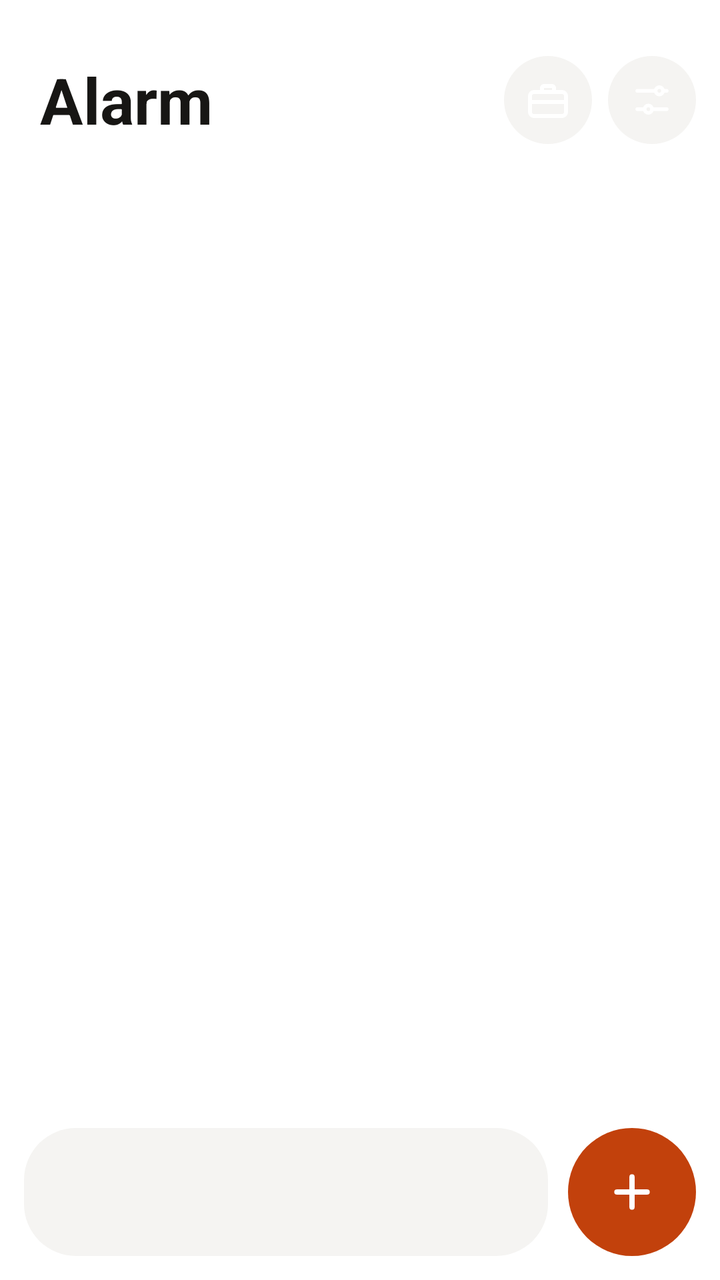
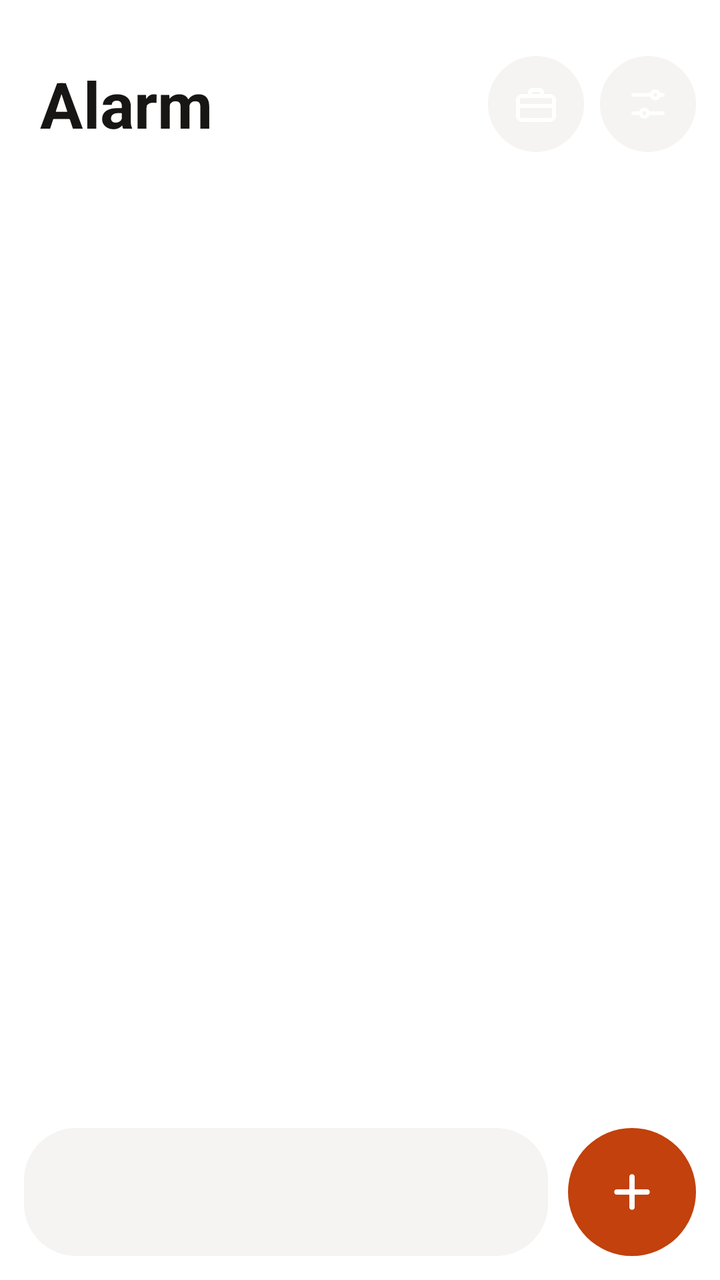

An Android layout rendered at two revisions. The XML below is the earlier revision; the diff shows what the commit changed to produce the second picture.
<!-- AndroidManifest.xml: application theme Theme.Saat -->
<!-- res/layout/activity_main.xml -->
<?xml version="1.0" encoding="utf-8"?>
<FrameLayout xmlns:android="http://schemas.android.com/apk/res/android"
    xmlns:app="http://schemas.android.com/apk/res-auto"
    android:layout_width="match_parent"
    android:layout_height="match_parent"
    android:background="@color/zemin"
    android:fitsSystemWindows="true">

    <LinearLayout
        android:layout_width="match_parent"
        android:layout_height="match_parent"
        android:orientation="vertical">

        <LinearLayout
            android:layout_width="match_parent"
            android:layout_height="wrap_content"
            android:gravity="center_vertical"
            android:orientation="horizontal"
            android:paddingLeft="20dp"
            android:paddingTop="28dp"
            android:paddingRight="12dp">

            <TextView
                android:id="@+id/baslik"
                android:layout_width="0dp"
                android:layout_height="wrap_content"
                android:layout_weight="1"
                android:text="@string/alarm"
                android:textColor="@color/metin"
                android:textSize="32sp"
                android:textStyle="bold" />

            <ImageButton
                android:id="@+id/btnTatil"
                android:layout_width="44dp"
                android:layout_height="44dp"
                android:layout_marginRight="8dp"
                android:background="@drawable/bg_daire"
                android:backgroundTint="@color/kart"
                android:contentDescription="@string/tatil_modu"
                android:src="@drawable/ic_tatil"
                app:tint="@color/metin" />

            <ImageButton
                android:id="@+id/btnAyarlar"
                android:layout_width="44dp"
                android:layout_height="44dp"
                android:background="@drawable/bg_daire"
                android:backgroundTint="@color/kart"
                android:contentDescription="@string/ayarlar"
                android:src="@drawable/ic_ayarlar"
                app:tint="@color/metin" />
        </LinearLayout>

        <TextView
            android:id="@+id/altBaslik"
            android:layout_width="match_parent"
            android:layout_height="wrap_content"
            android:layout_marginTop="4dp"
            android:paddingLeft="20dp"
            android:paddingRight="20dp"
            android:textColor="@color/metin_ikincil"
            android:textSize="15sp" />

        
        <TextView
            android:id="@+id/tatilSeridi"
            android:layout_width="match_parent"
            android:layout_height="wrap_content"
            android:layout_marginLeft="20dp"
            android:layout_marginTop="14dp"
            android:layout_marginRight="20dp"
            android:background="@drawable/bg_kart"
            android:drawableLeft="@drawable/ic_tatil_kucuk"
            android:drawablePadding="10dp"
            android:gravity="center_vertical"
            android:minHeight="48dp"
            android:paddingLeft="14dp"
            android:paddingTop="10dp"
            android:paddingRight="14dp"
            android:paddingBottom="10dp"
            android:textColor="@color/metin"
            android:textSize="14sp"
            android:visibility="gone" />

        <LinearLayout
            android:id="@+id/uyariSeridi"
            android:layout_width="match_parent"
            android:layout_height="wrap_content"
            android:layout_marginLeft="20dp"
            android:layout_marginTop="14dp"
            android:layout_marginRight="20dp"
            android:background="@drawable/bg_uyari"
            android:gravity="center_vertical"
            android:minHeight="48dp"
            android:orientation="horizontal"
            android:paddingLeft="14dp"
            android:paddingRight="14dp"
            android:visibility="gone">

            <ImageView
                android:layout_width="20dp"
                android:layout_height="20dp"
                android:importantForAccessibility="no"
                android:src="@drawable/ic_unlem"
                app:tint="@color/tehlike" />

            <TextView
                android:id="@+id/uyariMetin"
                android:layout_width="0dp"
                android:layout_height="wrap_content"
                android:layout_marginLeft="10dp"
                android:layout_marginRight="10dp"
                android:layout_weight="1"
                android:paddingTop="10dp"
                android:paddingBottom="10dp"
                android:textColor="@color/uyari_metin"
                android:textSize="14sp" />

            <TextView
                android:layout_width="wrap_content"
                android:layout_height="wrap_content"
                android:text="@string/duzelt"
                android:textColor="@color/tehlike"
                android:textSize="14sp"
                android:textStyle="bold" />
        </LinearLayout>

        <FrameLayout
            android:layout_width="match_parent"
            android:layout_height="0dp"
            android:layout_weight="1"
            android:clipToPadding="false">

            <ScrollView
                android:id="@+id/kaydirici"
                android:layout_width="match_parent"
                android:layout_height="match_parent"
                android:clipToPadding="false"
                android:paddingLeft="20dp"
                android:paddingTop="16dp"
                android:paddingRight="20dp"
                android:paddingBottom="104dp">

                <LinearLayout
                    android:id="@+id/alarmListesi"
                    android:layout_width="match_parent"
                    android:layout_height="wrap_content"
                    android:orientation="vertical" />
            </ScrollView>

            <include layout="@layout/sekme_dunya" />

            <include layout="@layout/sekme_kronometre" />

            <include layout="@layout/sekme_zamanlayici" />

            <include
                android:id="@+id/bosDurum"
                layout="@layout/bos_durum"
                android:layout_width="match_parent"
                android:layout_height="wrap_content"
                android:layout_gravity="center"
                android:layout_marginBottom="64dp" />

            <View
                android:layout_width="match_parent"
                android:layout_height="104dp"
                android:layout_gravity="bottom"
                android:background="@drawable/bg_alt_sis"
                android:importantForAccessibility="no" />

            
            <LinearLayout
                android:layout_width="match_parent"
                android:layout_height="64dp"
                android:layout_gravity="bottom"
                android:layout_marginLeft="12dp"
                android:layout_marginRight="12dp"
                android:layout_marginBottom="12dp"
                android:gravity="center_vertical"
                android:orientation="horizontal">

                <LinearLayout
                    android:id="@+id/sekmeler"
                    android:layout_width="0dp"
                    android:layout_height="64dp"
                    android:layout_weight="1"
                    android:background="@drawable/bg_arac_cubugu"
                    android:gravity="center_vertical"
                    android:orientation="horizontal"
                    android:paddingLeft="6dp"
                    android:paddingRight="6dp" />

                <ImageButton
                    android:id="@+id/btnYeni"
                    android:layout_width="64dp"
                    android:layout_height="64dp"
                    android:layout_marginLeft="10dp"
                    android:background="@drawable/bg_nav_orta"
                    android:contentDescription="@string/yeni_alarm"
                    android:src="@drawable/ic_arti" />
            </LinearLayout>
        </FrameLayout>
    </LinearLayout>
</FrameLayout>
<!-- res/layout/sekme_dunya.xml (included above) -->
<?xml version="1.0" encoding="utf-8"?>
<ScrollView xmlns:android="http://schemas.android.com/apk/res/android"
    android:id="@+id/sekmeDunya"
    android:layout_width="match_parent"
    android:layout_height="match_parent"
    android:clipToPadding="false"
    android:paddingLeft="20dp"
    android:paddingTop="8dp"
    android:paddingRight="20dp"
    android:paddingBottom="104dp"
    android:visibility="gone">

    <LinearLayout
        android:layout_width="match_parent"
        android:layout_height="wrap_content"
        android:orientation="vertical">

        <TextClock
            android:id="@+id/dunyaYerelSaat"
            android:layout_width="match_parent"
            android:layout_height="wrap_content"
            android:fontFeatureSettings="tnum"
            android:gravity="center"
            android:includeFontPadding="false"
            android:textColor="@color/metin"
            android:textSize="64sp" />

        <TextClock
            android:id="@+id/dunyaYerelTarih"
            android:layout_width="match_parent"
            android:layout_height="wrap_content"
            android:layout_marginTop="4dp"
            android:format12Hour="EEEE, d MMMM"
            android:format24Hour="EEEE, d MMMM"
            android:gravity="center"
            android:textColor="@color/metin_ikincil"
            android:textSize="15sp" />

        <LinearLayout
            android:id="@+id/dunyaListesi"
            android:layout_width="match_parent"
            android:layout_height="wrap_content"
            android:layout_marginTop="24dp"
            android:orientation="vertical" />
    </LinearLayout>
</ScrollView>
<!-- res/layout/sekme_kronometre.xml (included above) -->
<?xml version="1.0" encoding="utf-8"?>
<LinearLayout xmlns:android="http://schemas.android.com/apk/res/android"
    android:id="@+id/sekmeKronometre"
    android:layout_width="match_parent"
    android:layout_height="match_parent"
    android:orientation="vertical"
    android:paddingLeft="20dp"
    android:paddingRight="20dp"
    android:visibility="gone">

    <TextView
        android:id="@+id/kronoSure"
        android:layout_width="match_parent"
        android:layout_height="wrap_content"
        android:layout_marginTop="36dp"
        android:fontFeatureSettings="tnum"
        android:gravity="center"
        android:includeFontPadding="false"
        android:text="00:00.0"
        android:textColor="@color/metin"
        android:textSize="68sp" />

    <LinearLayout
        android:layout_width="match_parent"
        android:layout_height="wrap_content"
        android:layout_marginTop="28dp"
        android:gravity="center"
        android:orientation="horizontal">

        <TextView
            android:id="@+id/kronoSol"
            android:layout_width="96dp"
            android:layout_height="96dp"
            android:background="@drawable/bg_daire"
            android:backgroundTint="@color/kart"
            android:gravity="center"
            android:textColor="@color/metin"
            android:textSize="16sp"
            android:textStyle="bold" />

        <TextView
            android:id="@+id/kronoSag"
            android:layout_width="96dp"
            android:layout_height="96dp"
            android:layout_marginLeft="48dp"
            android:background="@drawable/bg_daire"
            android:gravity="center"
            android:textSize="16sp"
            android:textStyle="bold" />
    </LinearLayout>

    <ScrollView
        android:layout_width="match_parent"
        android:layout_height="0dp"
        android:layout_marginTop="24dp"
        android:layout_weight="1"
        android:clipToPadding="false"
        android:paddingBottom="104dp">

        <LinearLayout
            android:id="@+id/kronoTurlar"
            android:layout_width="match_parent"
            android:layout_height="wrap_content"
            android:orientation="vertical" />
    </ScrollView>
</LinearLayout>
<!-- res/layout/sekme_zamanlayici.xml (included above) -->
<?xml version="1.0" encoding="utf-8"?>
<FrameLayout xmlns:android="http://schemas.android.com/apk/res/android"
    android:id="@+id/sekmeZamanlayici"
    android:layout_width="match_parent"
    android:layout_height="match_parent"
    android:visibility="gone">

    <LinearLayout
        android:id="@+id/zamanGiris"
        android:layout_width="match_parent"
        android:layout_height="match_parent"
        android:gravity="center_horizontal"
        android:orientation="vertical"
        android:paddingBottom="96dp">

        <TextView
            android:id="@+id/zamanGosterge"
            android:layout_width="match_parent"
            android:layout_height="wrap_content"
            android:layout_marginTop="20dp"
            android:fontFeatureSettings="tnum"
            android:gravity="center"
            android:textColor="@color/metin"
            android:textSize="52sp" />

        <LinearLayout
            android:layout_width="match_parent"
            android:layout_height="wrap_content"
            android:layout_marginTop="10dp"
            android:gravity="center"
            android:orientation="horizontal">

            <TextView
                android:id="@+id/tus1"
                android:layout_width="72dp"
                android:layout_height="64dp"
                android:layout_marginLeft="12dp"
                android:layout_marginRight="12dp"
                android:background="@drawable/bg_chip"
                android:gravity="center"
                android:text="1"
                android:textColor="@color/metin"
                android:textSize="24sp" />

            <TextView
                android:id="@+id/tus2"
                android:layout_width="72dp"
                android:layout_height="64dp"
                android:layout_marginLeft="12dp"
                android:layout_marginRight="12dp"
                android:background="@drawable/bg_chip"
                android:gravity="center"
                android:text="2"
                android:textColor="@color/metin"
                android:textSize="24sp" />

            <TextView
                android:id="@+id/tus3"
                android:layout_width="72dp"
                android:layout_height="64dp"
                android:layout_marginLeft="12dp"
                android:layout_marginRight="12dp"
                android:background="@drawable/bg_chip"
                android:gravity="center"
                android:text="3"
                android:textColor="@color/metin"
                android:textSize="24sp" />
        </LinearLayout>

        <LinearLayout
            android:layout_width="match_parent"
            android:layout_height="wrap_content"
            android:layout_marginTop="10dp"
            android:gravity="center"
            android:orientation="horizontal">

            <TextView
                android:id="@+id/tus4"
                android:layout_width="72dp"
                android:layout_height="64dp"
                android:layout_marginLeft="12dp"
                android:layout_marginRight="12dp"
                android:background="@drawable/bg_chip"
                android:gravity="center"
                android:text="4"
                android:textColor="@color/metin"
                android:textSize="24sp" />

            <TextView
                android:id="@+id/tus5"
                android:layout_width="72dp"
                android:layout_height="64dp"
                android:layout_marginLeft="12dp"
                android:layout_marginRight="12dp"
                android:background="@drawable/bg_chip"
                android:gravity="center"
                android:text="5"
                android:textColor="@color/metin"
                android:textSize="24sp" />

            <TextView
                android:id="@+id/tus6"
                android:layout_width="72dp"
                android:layout_height="64dp"
                android:layout_marginLeft="12dp"
                android:layout_marginRight="12dp"
                android:background="@drawable/bg_chip"
                android:gravity="center"
                android:text="6"
                android:textColor="@color/metin"
                android:textSize="24sp" />
        </LinearLayout>

        <LinearLayout
            android:layout_width="match_parent"
            android:layout_height="wrap_content"
            android:layout_marginTop="10dp"
            android:gravity="center"
            android:orientation="horizontal">

            <TextView
                android:id="@+id/tus7"
                android:layout_width="72dp"
                android:layout_height="64dp"
                android:layout_marginLeft="12dp"
                android:layout_marginRight="12dp"
                android:background="@drawable/bg_chip"
                android:gravity="center"
                android:text="7"
                android:textColor="@color/metin"
                android:textSize="24sp" />

            <TextView
                android:id="@+id/tus8"
                android:layout_width="72dp"
                android:layout_height="64dp"
                android:layout_marginLeft="12dp"
                android:layout_marginRight="12dp"
                android:background="@drawable/bg_chip"
                android:gravity="center"
                android:text="8"
                android:textColor="@color/metin"
                android:textSize="24sp" />

            <TextView
                android:id="@+id/tus9"
                android:layout_width="72dp"
                android:layout_height="64dp"
                android:layout_marginLeft="12dp"
                android:layout_marginRight="12dp"
                android:background="@drawable/bg_chip"
                android:gravity="center"
                android:text="9"
                android:textColor="@color/metin"
                android:textSize="24sp" />
        </LinearLayout>

        <LinearLayout
            android:layout_width="match_parent"
            android:layout_height="wrap_content"
            android:layout_marginTop="10dp"
            android:gravity="center"
            android:orientation="horizontal">

            <TextView
                android:id="@+id/tus00"
                android:layout_width="72dp"
                android:layout_height="64dp"
                android:layout_marginLeft="12dp"
                android:layout_marginRight="12dp"
                android:background="@drawable/bg_chip"
                android:gravity="center"
                android:text="00"
                android:textColor="@color/metin"
                android:textSize="24sp" />

            <TextView
                android:id="@+id/tus0"
                android:layout_width="72dp"
                android:layout_height="64dp"
                android:layout_marginLeft="12dp"
                android:layout_marginRight="12dp"
                android:background="@drawable/bg_chip"
                android:gravity="center"
                android:text="0"
                android:textColor="@color/metin"
                android:textSize="24sp" />

            <TextView
                android:id="@+id/tusSil"
                android:layout_width="72dp"
                android:layout_height="64dp"
                android:layout_marginLeft="12dp"
                android:layout_marginRight="12dp"
                android:background="@drawable/bg_chip"
                android:gravity="center"
                android:text="⌫"
                android:textColor="@color/metin"
                android:textSize="24sp" />
        </LinearLayout>

        <TextView
            android:id="@+id/zamanBaslat"
            android:layout_width="match_parent"
            android:layout_height="56dp"
            android:layout_marginLeft="20dp"
            android:layout_marginTop="18dp"
            android:layout_marginRight="20dp"
            android:background="@drawable/bg_pill_buton"
            android:gravity="center"
            android:textSize="16sp"
            android:textStyle="bold" />
    </LinearLayout>

    <ScrollView
        android:id="@+id/zamanKaydirici"
        android:layout_width="match_parent"
        android:layout_height="match_parent"
        android:clipToPadding="false"
        android:paddingLeft="20dp"
        android:paddingTop="16dp"
        android:paddingRight="20dp"
        android:paddingBottom="104dp">

        <LinearLayout
            android:id="@+id/zamanListesi"
            android:layout_width="match_parent"
            android:layout_height="wrap_content"
            android:orientation="vertical" />
    </ScrollView>
</FrameLayout>
<!-- res/layout/bos_durum.xml (included above) -->
<?xml version="1.0" encoding="utf-8"?>
<LinearLayout xmlns:android="http://schemas.android.com/apk/res/android"
    android:id="@+id/bosDurum"
    android:layout_width="match_parent"
    android:layout_height="wrap_content"
    android:layout_gravity="center"
    android:gravity="center_horizontal"
    android:orientation="vertical"
    android:paddingLeft="24dp"
    android:paddingRight="24dp"
    android:visibility="gone">

    <ImageView
        android:id="@+id/bosIkon"
        android:layout_width="64dp"
        android:layout_height="64dp"
        android:background="@drawable/bg_bos_ikon"
        android:importantForAccessibility="no"
        android:padding="18dp" />

    <TextView
        android:id="@+id/bosBaslik"
        android:layout_width="wrap_content"
        android:layout_height="wrap_content"
        android:layout_marginTop="16dp"
        android:gravity="center"
        android:textColor="@color/metin"
        android:textSize="18sp"
        android:textStyle="bold" />

    <TextView
        android:id="@+id/bosAciklama"
        android:layout_width="wrap_content"
        android:layout_height="wrap_content"
        android:layout_marginTop="6dp"
        android:gravity="center"
        android:lineSpacingExtra="3dp"
        android:textColor="@color/metin_ikincil"
        android:textSize="14sp" />

    <TextView
        android:id="@+id/bosEylem"
        android:layout_width="wrap_content"
        android:layout_height="44dp"
        android:layout_marginTop="18dp"
        android:background="@drawable/bg_pill_buton"
        android:gravity="center"
        android:paddingLeft="22dp"
        android:paddingRight="22dp"
        android:textSize="14sp"
        android:textStyle="bold"
        android:visibility="gone" />
</LinearLayout>
<!-- resources referenced by this layout -->
<resources>
  <color name="kart">#F5F4F2</color>
  <color name="metin">#171614</color>
  <color name="metin_ikincil">#8A867E</color>
  <color name="tehlike">#A32D2D</color>
  <color name="uyari_metin">#7A2222</color>
  <color name="zemin">#FFFFFF</color>
  <!-- drawable bg_arac_cubugu (drawable) -->
  <?xml version="1.0" encoding="utf-8"?>
  <shape xmlns:android="http://schemas.android.com/apk/res/android" android:shape="rectangle">
      <solid android:color="@color/kart" />
      <corners android:radius="26dp" />
  </shape>
  <!-- drawable bg_bos_ikon (drawable) -->
  <?xml version="1.0" encoding="utf-8"?>
  <shape xmlns:android="http://schemas.android.com/apk/res/android" android:shape="rectangle">
      <solid android:color="#FFFFFF" />
      <corners android:radius="20dp" />
  </shape>
  <!-- drawable bg_chip (drawable) -->
  <?xml version="1.0" encoding="utf-8"?>
  <shape xmlns:android="http://schemas.android.com/apk/res/android" android:shape="rectangle">
      <solid android:color="@color/kart" />
      <corners android:radius="18dp" />
  </shape>
  <!-- drawable bg_daire (drawable) -->
  <?xml version="1.0" encoding="utf-8"?>
  <shape xmlns:android="http://schemas.android.com/apk/res/android" android:shape="oval">
      <solid android:color="#FFFFFF" />
  </shape>
  <!-- drawable bg_kart (drawable) -->
  <?xml version="1.0" encoding="utf-8"?>
  <shape xmlns:android="http://schemas.android.com/apk/res/android" android:shape="rectangle">
      <solid android:color="@color/kart" />
      <corners android:radius="20dp" />
  </shape>
  <!-- drawable bg_nav_orta (drawable) -->
  <?xml version="1.0" encoding="utf-8"?>
  <shape xmlns:android="http://schemas.android.com/apk/res/android" android:shape="oval">
      <solid android:color="@color/vurgu" />
  </shape>
  <!-- drawable bg_pill_buton (drawable) -->
  <?xml version="1.0" encoding="utf-8"?>
  <shape xmlns:android="http://schemas.android.com/apk/res/android" android:shape="rectangle">
      <solid android:color="@color/vurgu" />
      <corners android:radius="28dp" />
  </shape>
  <!-- drawable bg_uyari (drawable) -->
  <?xml version="1.0" encoding="utf-8"?>
  <shape xmlns:android="http://schemas.android.com/apk/res/android" android:shape="rectangle">
      <solid android:color="@color/uyari_zemin" />
      <corners android:radius="16dp" />
  </shape>
  <!-- drawable ic_arti (drawable) -->
  <?xml version="1.0" encoding="utf-8"?>
  <vector xmlns:android="http://schemas.android.com/apk/res/android"
      android:width="26dp" android:height="26dp"
      android:viewportWidth="24" android:viewportHeight="24">
      <path android:strokeColor="#FFFFFFFF" android:strokeWidth="2.4" android:strokeLineCap="round"
          android:pathData="M12,5v14M5,12h14" />
  </vector>
  <!-- drawable ic_unlem (drawable) -->
  <?xml version="1.0" encoding="utf-8"?>
  <vector xmlns:android="http://schemas.android.com/apk/res/android"
      android:width="24dp" android:height="24dp"
      android:viewportWidth="24" android:viewportHeight="24">
      <path android:strokeColor="#FFFFFFFF" android:strokeWidth="2.6" android:strokeLineCap="round"
          android:pathData="M12,6v8M12,18h0.01" />
  </vector>
  <string name="alarm">Alarm</string>
  <string name="ayarlar">Settings</string>
  <string name="duzelt">Fix</string>
  <string name="tatil_modu">Holiday mode</string>
  <string name="yeni_alarm">New alarm</string>
  <style name="Theme.Saat" parent="Theme.Ekosistem" />
  <color name="zemin_saydam">#00FFFFFF</color>
  <color name="vurgu">#C2410C</color>
  <color name="uyari_zemin">#FBEAE4</color>
  <!-- unchanged entries left out for length: 5 -->
</resources>

<!-- the commit's change to res/layout/activity_main.xml (unified diff, before → after) -->
@@ -32,8 +32,8 @@
 
             <ImageButton
                 android:id="@+id/btnTatil"
-                android:layout_width="44dp"
-                android:layout_height="44dp"
+                android:layout_width="48dp"
+                android:layout_height="48dp"
                 android:layout_marginRight="8dp"
                 android:background="@drawable/bg_daire"
                 android:backgroundTint="@color/kart"
@@ -43,8 +43,8 @@
 
             <ImageButton
                 android:id="@+id/btnAyarlar"
-                android:layout_width="44dp"
-                android:layout_height="44dp"
+                android:layout_width="48dp"
+                android:layout_height="48dp"
                 android:background="@drawable/bg_daire"
                 android:backgroundTint="@color/kart"
                 android:contentDescription="@string/ayarlar"
